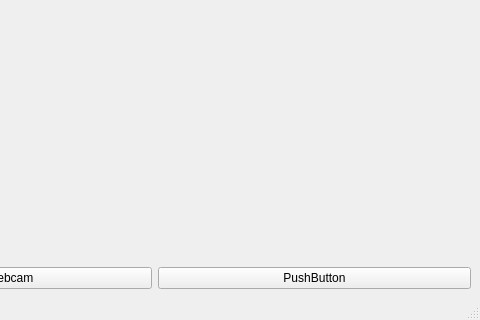
Above: Sources/Interface/mainwindow.ui from CucuAntonia/Object_Detection before the change; both pictures show x 170 to 650 and y 188 to 508 of the 650 by 508 pixel window. Below: the same form after it.
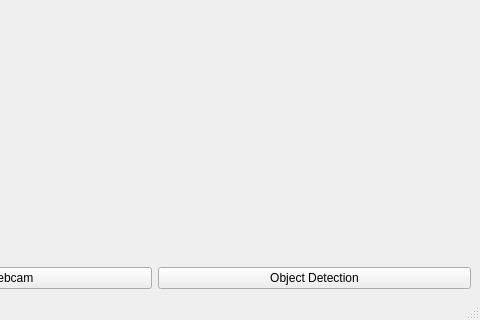
That is the form after the change.

Commit message: Webcam added to interface, sizes were fixed, object detection button added

Patch:
```diff
--- a/Sources/Interface/mainwindow.ui
+++ b/Sources/Interface/mainwindow.ui
@@ -35,6 +35,19 @@
       </property>
      </spacer>
     </item>
+    <item>
+     <spacer name="horizontalSpacer">
+      <property name="orientation">
+       <enum>Qt::Horizontal</enum>
+      </property>
+      <property name="sizeHint" stdset="0">
+       <size>
+        <width>40</width>
+        <height>20</height>
+       </size>
+      </property>
+     </spacer>
+    </item>
     <item>
      <layout class="QHBoxLayout" name="horizontalLayout">
       <item>
@@ -47,7 +60,7 @@
       <item>
        <widget class="QPushButton" name="objdet_btn">
         <property name="text">
-         <string>PushButton</string>
+         <string>Object Detection</string>
         </property>
        </widget>
       </item>
```
Left out of the diff: 2 changed lines with no effect on the pictures. The commit also changes 3 other files.
